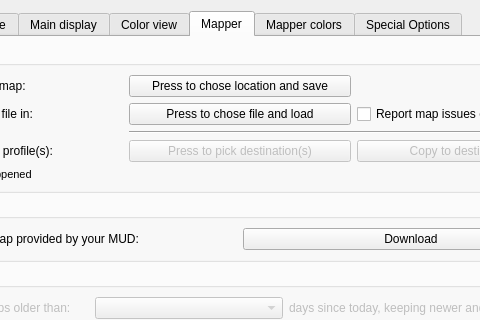
Old version of the form src/ui/profile_preferences.ui in the repository Mudlet/Mudlet; both pictures show x 133 to 613 and y 0 to 320 of the 746 by 663 pixel window.
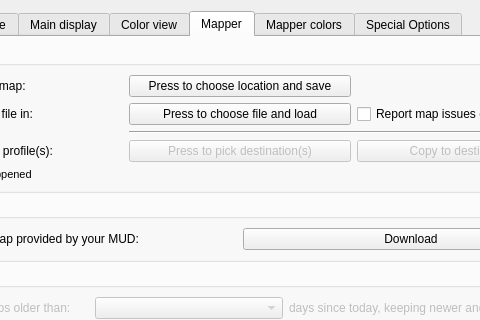
New version of the form. The open tabs and pages were chosen to show the change. Icons and pictures are not drawn.

Commit message:
Fix chose typos
All usages here are referring to the present, not past tense.

```diff
--- a/src/ui/profile_preferences.ui
+++ b/src/ui/profile_preferences.ui
@@ -1484,7 +1484,7 @@
           <item row="0" column="1">
            <widget class="QPushButton" name="pushButton_saveMap">
             <property name="text">
-             <string>Press to chose location and save</string>
+             <string>Press to choose location and save</string>
             </property>
            </widget>
           </item>
@@ -1511,7 +1511,7 @@
           <item row="1" column="1">
            <widget class="QPushButton" name="pushButton_loadMap">
             <property name="text">
-             <string>Press to chose file and load</string>
+             <string>Press to choose file and load</string>
             </property>
            </widget>
           </item>
```
Left out of the diff: 2 changed lines with no effect on the pictures. The commit also changes 6 other files.
